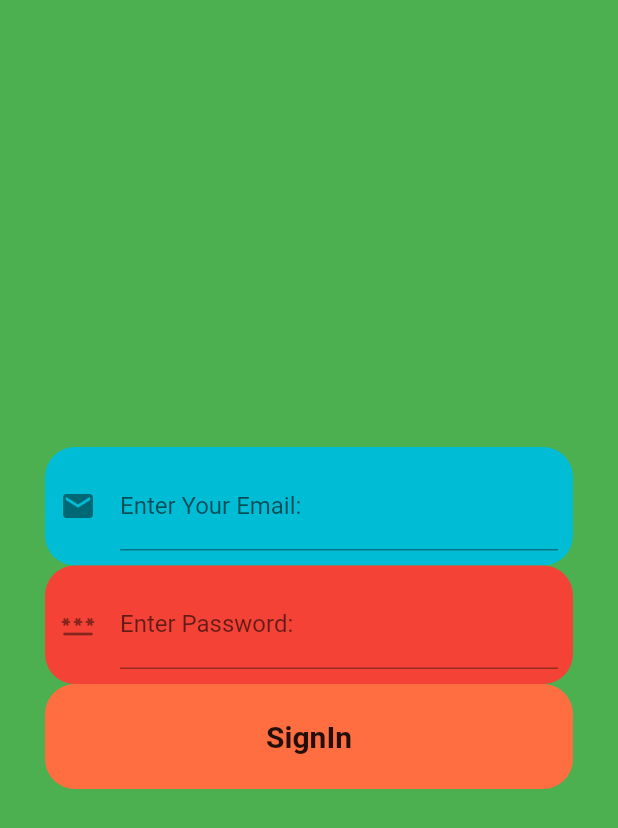
After one commit to Kripesh88/Flutter-using-Firebase, a Flutter app: the screen it shows after launch, after a tap on "SignIn", on a phone screen of 412 x 824 dp. The commit adds this screen. Shown: the top 828 px of the screen. Run offline on Flutter 3.47's test engine with Material 2 defaults, Android fonts, the phone set to English and light mode, and no system bars; our stand-ins replace firebase_auth, firebase_core; accounts and stored records are empty; network calls fail.

Commit message:
new file

```diff
--- /dev/null
+++ b/lib/Signin.dart
@@ -0,0 +1,100 @@
+
+
+import 'package:firebase_auth/firebase_auth.dart';
+import 'package:flutter/material.dart';
+import 'package:signup_application/homepage.dart';
+
+class SignIn extends StatelessWidget {
+
+  TextEditingController _email = new TextEditingController();
+  TextEditingController _password = new TextEditingController();
+
+  Future<void> signin(BuildContext context) async{
+    try{
+      UserCredential userCredential= await FirebaseAuth.instance.signInWithEmailAndPassword(
+          email: _email.text,
+          password: _password.text,
+      );
+    }
+    catch(e){
+      print(e);
+    }
+    print("SignIn successful !!");
+    Navigator.push(context, MaterialPageRoute(builder: (context)=> MainPage()));
+  }
+
+
+  @override
+  Widget build(BuildContext context) {
+    return Scaffold(
+      backgroundColor: Colors.green,
+      body: Container(
+      alignment: Alignment.center,
+      margin: EdgeInsets.all(30),
+      child: Column(
+        mainAxisAlignment: MainAxisAlignment.center,
+        children: [
+          Container(
+
+            padding: EdgeInsets.all(10),
+            child: TextFormField(
+              decoration: InputDecoration(
+                icon: Icon(Icons.email),
+                labelText: "Enter Your Email: ",
+                hintText: "Email",
+
+              ),
+              controller: _email,
+            ),
+            decoration: BoxDecoration(
+              color: Colors.cyan,
+              borderRadius: BorderRadiusDirectional.circular(20),
+
+            ),
+          ),
+          Container(
+
+            padding: EdgeInsets.all(10),
+            child: TextFormField(
+              obscureText: true,
+              decoration: InputDecoration(
+                icon: Icon(Icons.password_rounded),
+                labelText: "Enter Password: ",
+                hintText: "Password",
+
+              ),
+              controller: _password,
+            ),
+            decoration: BoxDecoration(
+              color: Colors.red,
+              borderRadius: BorderRadiusDirectional.circular(20),
+
+            ),
+          ),
+          Container(
+            height:70 ,
+            width:400,
+
+            padding: EdgeInsets.all(10),
+            child: FlatButton(
+              child: Text("SignIn",style: TextStyle(
+                fontWeight: FontWeight.bold,
+                //color: Colors.white,
+                fontSize: 20,
+              ),),
+              onPressed: (){
+                signin(context);
+              },
+            ),
+            decoration: BoxDecoration(
+              color: Colors.deepOrangeAccent,
+              borderRadius: BorderRadiusDirectional.circular(20),
+
+            ),
+          ),
+        ],
+      ),
+    ),
+    );
+  }
+}
--- /dev/null
+++ b/lib/homepage.dart
@@ -0,0 +1,10 @@
+import 'package:flutter/material.dart';
+
+class MainPage extends StatelessWidget {
+  const MainPage({Key? key}) : super(key: key);
+
+  @override
+  Widget build(BuildContext context) {
+    return Container();
+  }
+}
--- a/lib/main.dart
+++ b/lib/main.dart
@@ -1,4 +1,5 @@
 import 'package:flutter/material.dart';
+import 'package:signup_application/Signin.dart';
 import 'package:signup_application/signup.dart';
 import 'package:firebase_core/firebase_core.dart';
 
@@ -31,8 +32,10 @@ class HomePage extends StatelessWidget {
         title: Text("SignUp Using FireBase"),
       ),
       body: Container(
+
         alignment: Alignment.center,
         child: Column(
+
           mainAxisAlignment: MainAxisAlignment.center,
           children: [
             RaisedButton(
@@ -41,6 +44,13 @@ class HomePage extends StatelessWidget {
               Navigator.push(context, MaterialPageRoute(builder: (context)=>SignUp()));
               },
             ),
+            RaisedButton(
+
+              child: Text("SignIn"),
+              onPressed: (){
+                Navigator.push(context, MaterialPageRoute(builder: (context)=>SignIn()));
+              },
+            ),
           ],
         ),
       ),
```
